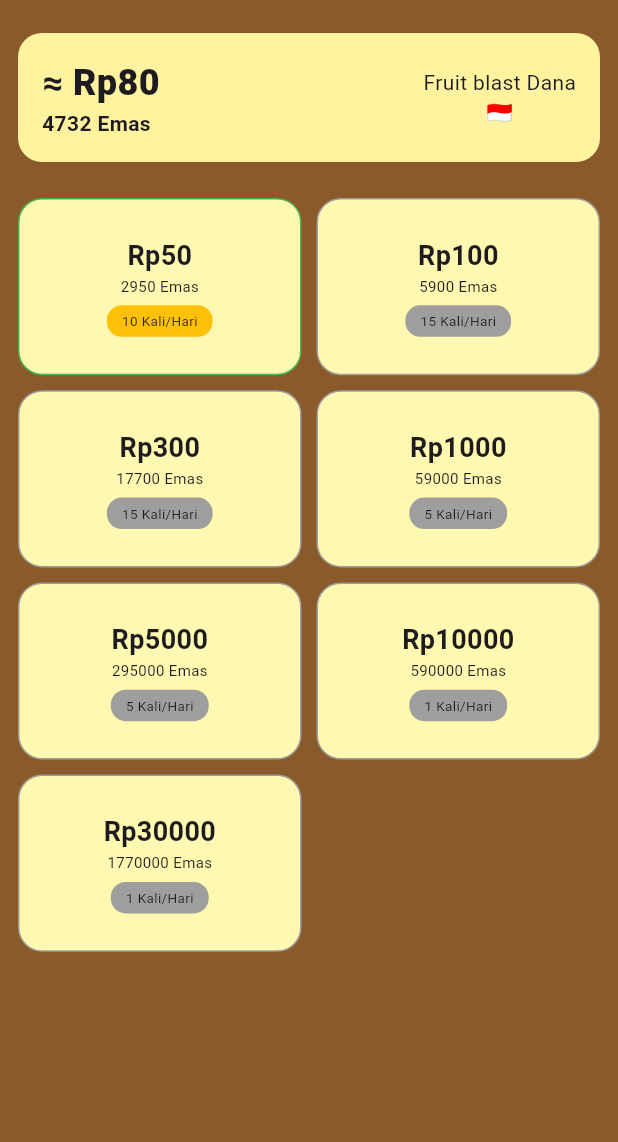
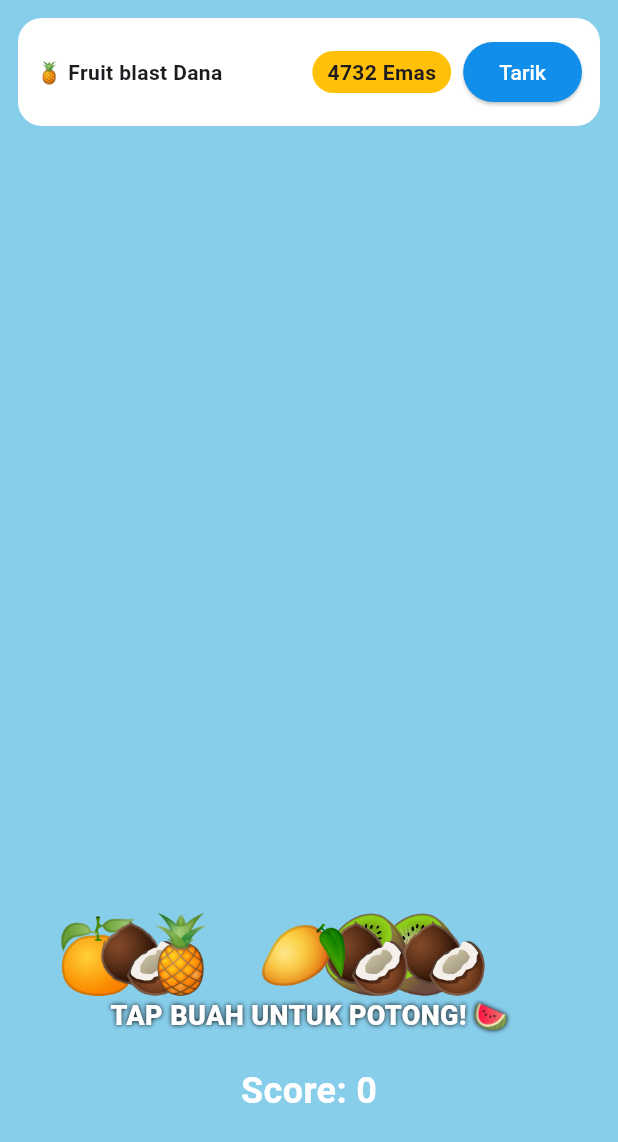
Before and after one commit to rizaldisini22-cmd/mountain-hunter, a Flutter app: the screen it shows after launch, on a phone screen of 412 x 824 dp. Shown: the top 1142 px of the screen. Run offline on Flutter 3.47's test engine with Material 3 defaults, Android fonts, the phone set to English and light mode, and no system bars.

Commit message:
Update main.dart

```diff
--- a/lib/main.dart
+++ b/lib/main.dart
@@ -1,26 +1,97 @@
+import 'dart:math';
 import 'package:flutter/material.dart';
 
-void main() => runApp(const MaterialApp(
-  debugShowCheckedModeBanner: false,
-  home: TarikDanaOnly(coins: 4732),
-));
+void main() => runApp(const MaterialApp(debugShowCheckedModeBanner: false, home: FruitGame()));
 
-class TarikDanaOnly extends StatefulWidget {
-  final int coins;
-  const TarikDanaOnly({super.key, required this.coins});
-  @override
-  State<TarikDanaOnly> createState() => _TarikOnly();
+class FruitGame extends StatefulWidget {
+  const FruitGame({super.key});
+  @override State<FruitGame> createState() => _FruitGameState();
 }
 
-class _TarikOnly extends State<TarikDanaOnly> {
-  late int cur;
-  String noDana = "";
+class _FruitGameState extends State<FruitGame> {
+  int emas = 4732;
+  int score = 0;
+  List<Map> fruits = [];
+  Random rand = Random();
+
   @override
   void initState() {
     super.initState();
-    cur = widget.coins;
+    spawnFruit();
   }
 
+  void spawnFruit() {
+    Future.delayed(Duration(milliseconds: 600), () {
+      if (!mounted) return;
+      setState(() {
+        fruits.add({
+          "x": rand.nextDouble() * 300,
+          "y": 600.0,
+          "type": ["🍍","🥥","🥭","🍊","🥝"][rand.nextInt(5)],
+          "speed": 4 + rand.nextDouble()*4,
+        });
+      });
+      if (fruits.length < 8) spawnFruit();
+    });
+  }
+
+  void potongBuah(int i){
+    setState(() {
+      score += 10;
+      emas += 15;
+      fruits.removeAt(i);
+    });
+  }
+
+  @override
+  Widget build(BuildContext context) {
+    return Scaffold(
+      body: Stack(
+        children: [
+          // Background game
+          Container(color: Color(0xFF87CEEB)),
+          // Buah jatuh
+         ...fruits.asMap().entries.map((e){
+            int i = e.key;
+            var f = e.value;
+            return Positioned(
+              left: f["x"], top: f["y"],
+              child: GestureDetector(
+                onTap: () => potongBuah(i),
+                child: Text(f["type"], style: TextStyle(fontSize: 50)),
+              ),
+            );
+          }),
+          // UI Atas
+          SafeArea(child: Column(children: [
+            Container(margin: EdgeInsets.all(12), padding: EdgeInsets.all(12), decoration: BoxDecoration(color: Colors.white, borderRadius: BorderRadius.circular(16)), child: Row(children: [
+              Text("🍍 Fruit blast Dana", style: TextStyle(fontWeight: FontWeight.bold)),
+              Spacer(),
+              Container(padding: EdgeInsets.symmetric(horizontal:10,vertical:4), decoration: BoxDecoration(color: Colors.amber, borderRadius: BorderRadius.circular(20)), child: Text("$emas Emas", style: TextStyle(fontWeight: FontWeight.bold))),
+              SizedBox(width:8),
+              ElevatedButton(onPressed: ()=> Navigator.push(context, MaterialPageRoute(builder: (_)=> TarikDanaOnly(coins: emas, onTarik: (newEmas){setState(()=> emas=newEmas);}))), child: Text("Tarik"), style: ElevatedButton.styleFrom(backgroundColor: Color(0xFF118EEA), foregroundColor: Colors.white)),
+            ])),
+            Spacer(),
+            Text("TAP BUAH UNTUK POTONG! 🍉", style: TextStyle(fontWeight: FontWeight.w900, fontSize:18, color: Colors.white, shadows: [Shadow(color: Colors.black, blurRadius: 4)])),
+            SizedBox(height: 20),
+            Text("Score: $score", style: TextStyle(fontSize: 24, fontWeight: FontWeight.bold, color: Colors.white)),
+            SizedBox(height: 80),
+          ]))
+        ],
+      ),
+    );
+  }
+}
+
+// === HALAMAN TARIK DANA KAKAK TADI (UDAH SAYA HUBUNGIN) ===
+class TarikDanaOnly extends StatefulWidget {
+  final int coins; final Function(int) onTarik;
+  const TarikDanaOnly({super.key, required this.coins, required this.onTarik});
+  @override State<TarikDanaOnly> createState() => _TarikOnly();
+}
+class _TarikOnly extends State<TarikDanaOnly> {
+  late int cur; String noDana = "";
+  @override void initState(){super.initState(); cur=widget.coins;}
   final List<Map<String, dynamic>> list = [
     {"rp": 50, "emas": 2950, "limit": "10 Kali/Hari"},
     {"rp": 100, "emas": 5900, "limit": "15 Kali/Hari"},
@@ -30,86 +101,14 @@ class _TarikOnly extends State<TarikDanaOnly> {
     {"rp": 10000, "emas": 590000, "limit": "1 Kali/Hari"},
     {"rp": 30000, "emas": 1770000, "limit": "1 Kali/Hari"},
   ];
-
-  void tarik(Map item) {
-    if (cur < item["emas"]) {
-      ScaffoldMessenger.of(context).showSnackBar(SnackBar(content: Text("Emas kurang! Butuh ${item["emas"]}")));
-      return;
-    }
-    showDialog(
-      context: context,
-      builder: (c) => AlertDialog(
-        title: const Text("TUKAR SALDO DANA"),
-        content: TextField(
-          decoration: const InputDecoration(labelText: "No. DANA", hintText: "08xxxxxxxxxx", border: OutlineInputBorder()),
-          onChanged: (v) => noDana = v,
-        ),
-        actions: [
-          TextButton(onPressed: () => Navigator.pop(c), child: const Text("BATAL")),
-          ElevatedButton(
-            onPressed: () {
-              if (noDana.length < 10) return;
-              setState(() => cur -= item["emas"] as int);
-              Navigator.pop(c);
-              ScaffoldMessenger.of(context).showSnackBar(SnackBar(content: Text("SUKSES Rp${item["rp"]} ke $noDana"), backgroundColor: Colors.green));
-            },
-            child: const Text("TUKAR"),
-          ),
-        ],
-      ),
-    );
-  }
-
-  @override
-  Widget build(BuildContext context) {
+  @override Widget build(BuildContext context){
     double rp = cur / 59.0;
-    return Scaffold(
-      backgroundColor: const Color(0xFF8B5A2B),
-      body: SafeArea(
-        child: Column(
-          children: [
-            const SizedBox(height: 10),
-            Container(
-              margin: const EdgeInsets.all(12),
-              padding: const EdgeInsets.all(16),
-              decoration: BoxDecoration(color: const Color(0xFFFFF3A0), borderRadius: BorderRadius.circular(16)),
-              child: Row(
-                children: [
-                  Column(crossAxisAlignment: CrossAxisAlignment.start, children: [
-                    Text("≈ Rp${rp.toStringAsFixed(0)}", style: const TextStyle(fontSize: 24, fontWeight: FontWeight.w900)),
-                    Text("$cur Emas", style: const TextStyle(fontWeight: FontWeight.bold)),
-                  ]),
-                  const Spacer(),
-                  const Text("Fruit blast Dana\n🇮🇩", textAlign: TextAlign.center),
-                ],
-              ),
-            ),
-            Expanded(
-              child: GridView.builder(
-                padding: const EdgeInsets.all(12),
-                gridDelegate: const SliverGridDelegateWithFixedCrossAxisCount(crossAxisCount: 2, childAspectRatio: 1.6, crossAxisSpacing: 10, mainAxisSpacing: 10),
-                itemCount: list.length,
-                itemBuilder: (c, i) {
-                  var it = list[i];
-                  bool bisa = cur >= it["emas"];
-                  return InkWell(
-                    onTap: bisa ? () => tarik(it) : null,
-                    child: Container(
-                      decoration: BoxDecoration(color: const Color(0xFFFFF8B0), borderRadius: BorderRadius.circular(16), border: Border.all(color: bisa ? Colors.green : Colors.grey)),
-                      child: Column(mainAxisAlignment: MainAxisAlignment.center, children: [
-                        Text("Rp${it["rp"]}", style: const TextStyle(fontWeight: FontWeight.bold, fontSize: 18)),
-                        Text("${it["emas"]} Emas", style: const TextStyle(fontSize: 10)),
-                        const SizedBox(height: 6),
-                        Container(padding: const EdgeInsets.symmetric(horizontal: 10, vertical: 4), decoration: BoxDecoration(color: bisa ? Colors.amber : Colors.grey, borderRadius: BorderRadius.circular(10)), child: Text(it["limit"], style: const TextStyle(fontSize: 9))),
-                      ]),
-                    ),
-                  );
-                },
-              ),
-            ),
-          ],
-        ),
-      ),
-    );
+    return Scaffold(backgroundColor: Color(0xFF8B5A2B), appBar: AppBar(title: Text("Fruit blast Dana - Tarik"), backgroundColor: Color(0xFF8B5A2B)), body: SafeArea(child: Column(children: [
+      Container(margin: EdgeInsets.all(12), padding: EdgeInsets.all(16), decoration: BoxDecoration(color: Color(0xFFFFF3A0), borderRadius: BorderRadius.circular(16)), child: Row(children: [
+        Column(crossAxisAlignment: CrossAxisAlignment.start, children: [Text("≈ Rp${rp.toStringAsFixed(0)}", style: TextStyle(fontSize: 24, fontWeight: FontWeight.w900)), Text("$cur Emas", style: TextStyle(fontWeight: FontWeight.bold))]),
+        Spacer(), Text("Fruit blast Dana\n🇮🇩", textAlign: TextAlign.center),
+      ])),
+      Expanded(child: GridView.builder(padding: EdgeInsets.all(12), gridDelegate: SliverGridDelegateWithFixedCrossAxisCount(crossAxisCount: 2, childAspectRatio: 1.6, crossAxisSpacing: 10, mainAxisSpacing: 10), itemCount: list.length, itemBuilder: (c,i){var it=list[i]; bool bisa=cur>=it["emas"]; return InkWell(onTap: bisa?(){setState(()=> cur-=it["emas"] as int); widget.onTarik(cur); ScaffoldMessenger.of(context).showSnackBar(SnackBar(content: Text("SUKSES Tarik Rp${it["rp"]}"), backgroundColor: Colors.green));}: null, child: Container(decoration: BoxDecoration(color: Color(0xFFFFF8B0), borderRadius: BorderRadius.circular(16), border: Border.all(color: bisa? Colors.green: Colors.grey)), child: Column(mainAxisAlignment: MainAxisAlignment.center, children: [Text("Rp${it["rp"]}", style: TextStyle(fontWeight: FontWeight.bold, fontSize: 18)), Text("${it["emas"]} Emas", style: TextStyle(fontSize: 10)), SizedBox(height:6), Container(padding: EdgeInsets.symmetric(horizontal:10,vertical:4), decoration: BoxDecoration(color: bisa? Colors.amber: Colors.grey, borderRadius: BorderRadius.circular(10)), child: Text(it["limit"], style: TextStyle(fontSize:9)))])));})),
+    ])));
   }
 }
```
